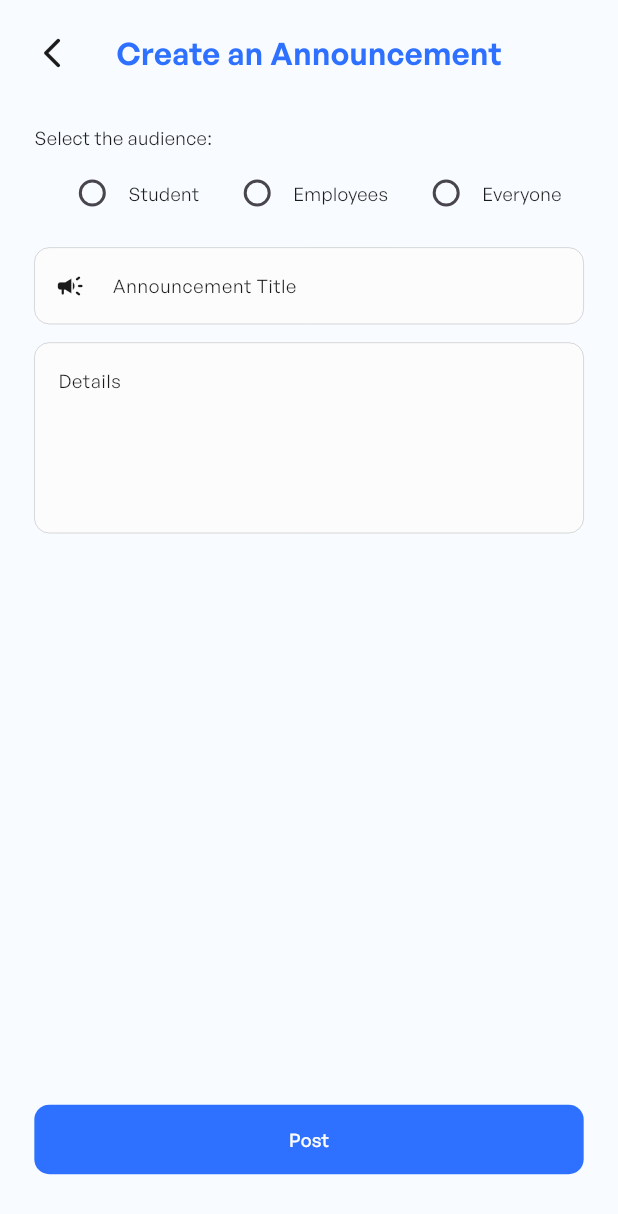
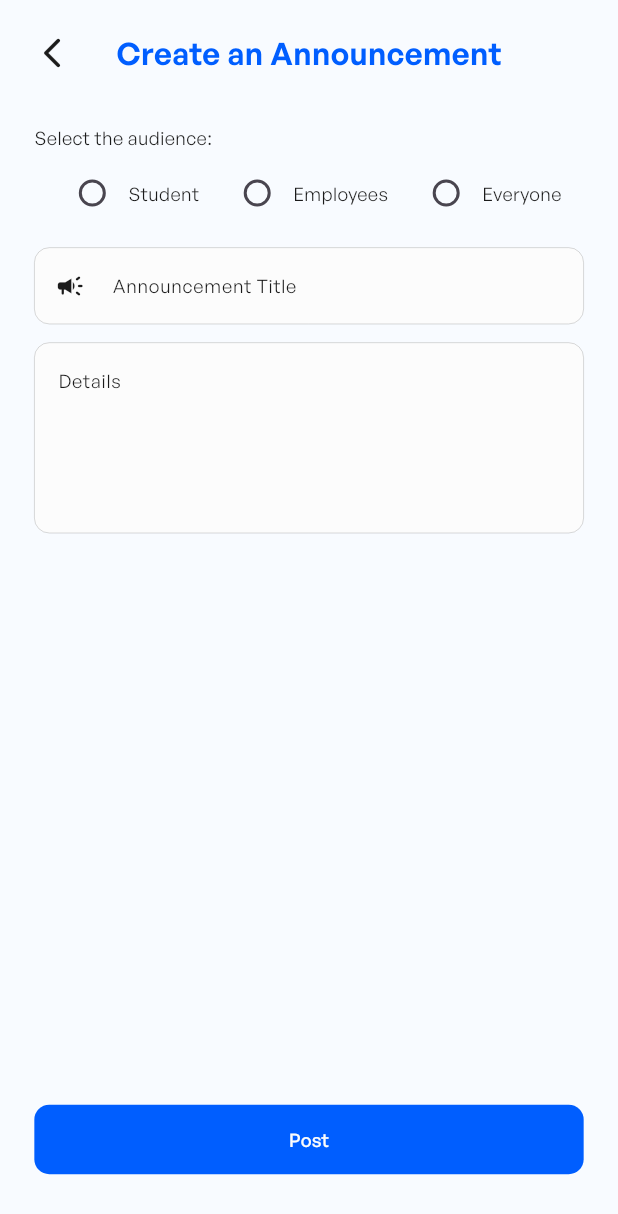
Before and after one commit to MNJDen/Park_in_Capstone, a Flutter app: the AnnouncementAdminScreen screen opened directly, on a phone screen of 412 x 824 dp. Shown: the top 1214 px of the screen. Run offline on Flutter 3.47's test engine with Material 3 defaults, Android fonts, the phone set to English and light mode, and no system bars; our stand-ins replace animated_toggle_switch, awesome_notifications, cloud_firestore, confetti, contained_tab_bar_view, firebase_auth and 14 more; missing offline and left inert: disclosure, navbar_router; accounts and stored records are empty.

Commit message:
Components: Update Color Theme

```diff
--- a/lib/components/theme/color_scheme.dart
+++ b/lib/components/theme/color_scheme.dart
@@ -2,7 +2,7 @@ import 'package:flutter/material.dart';
 
 const blackColor = Color.fromRGBO(27, 27, 27, 1);
 const borderBlack = Color.fromRGBO(27, 27, 27, 10);
-const blueColor = Color.fromRGBO(46, 112, 255, 1);
+const blueColor = Color.fromRGBO(0, 94, 255, 1);
 const bgColor = Color.fromRGBO(248, 251, 255, 1); //240, 248, 255, 1 //234, 241, 255, 1
 const whiteColor = Color.fromRGBO(252, 252, 252, 1);
 const yellowColor = Color.fromRGBO(255, 226, 79, 1);
```
